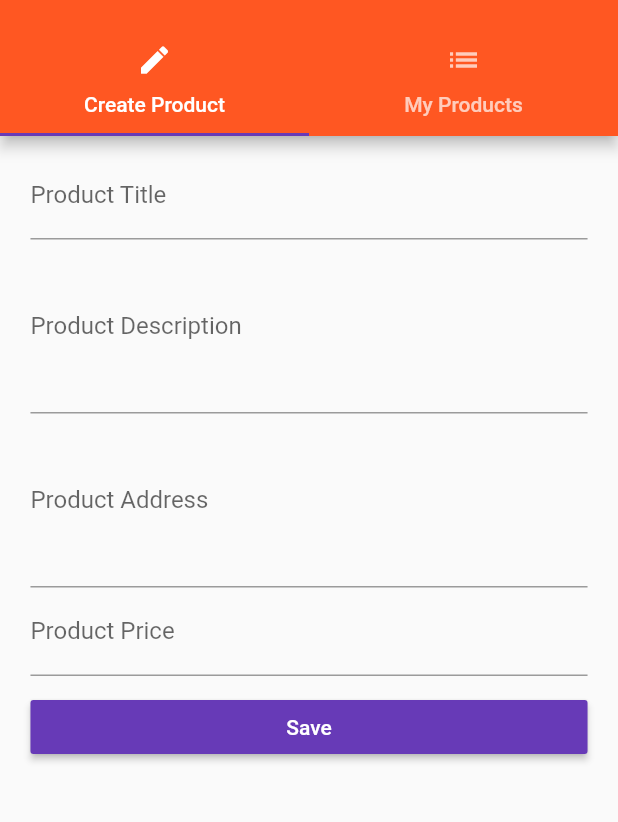
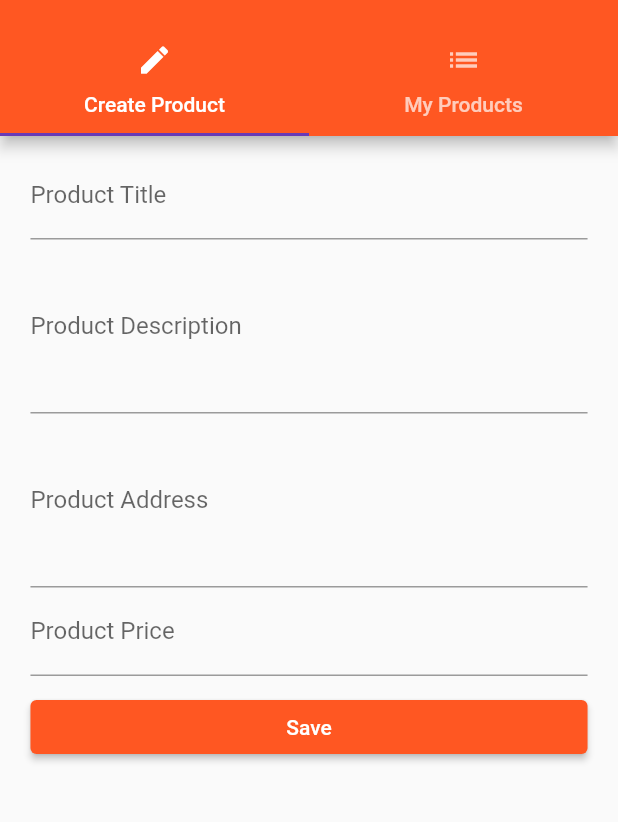
Before and after one commit to bbozo/flutter_tutorial, a Flutter app: the ProductAdminPage screen opened by its route, on a phone screen of 412 x 824 dp, the part 59-881 px from its top. Run offline on Flutter 3.47's test engine with Material 2 defaults, Android fonts, the phone set to English and light mode, and no system bars.

Commit message:
lecture 119

```diff
--- a/lib/pages/auth.dart
+++ b/lib/pages/auth.dart
@@ -45,8 +45,6 @@ class AuthPageState extends State<AuthPage> {
                   SizedBox(height: 10.00),
                   RaisedButton(
                     child: Text("LOG IN"),
-                    color: Theme.of(context).primaryColor,
-                    textColor: Colors.white,
                     onPressed: _submitForm,
                   ),
                 ],
--- a/lib/pages/product_create.dart
+++ b/lib/pages/product_create.dart
@@ -37,8 +37,6 @@ class _ProductCreatePageState extends State<ProductCreatePage> {
             SizedBox(height: 10.0),
             RaisedButton(
               child: Text('Save'),
-              color: Theme.of(context).accentColor,
-              textColor: Colors.white,
               onPressed: _submitForm,
             )
           ],
```
Also changed, not shown: lib/main.dart (+13 -4 lines).
